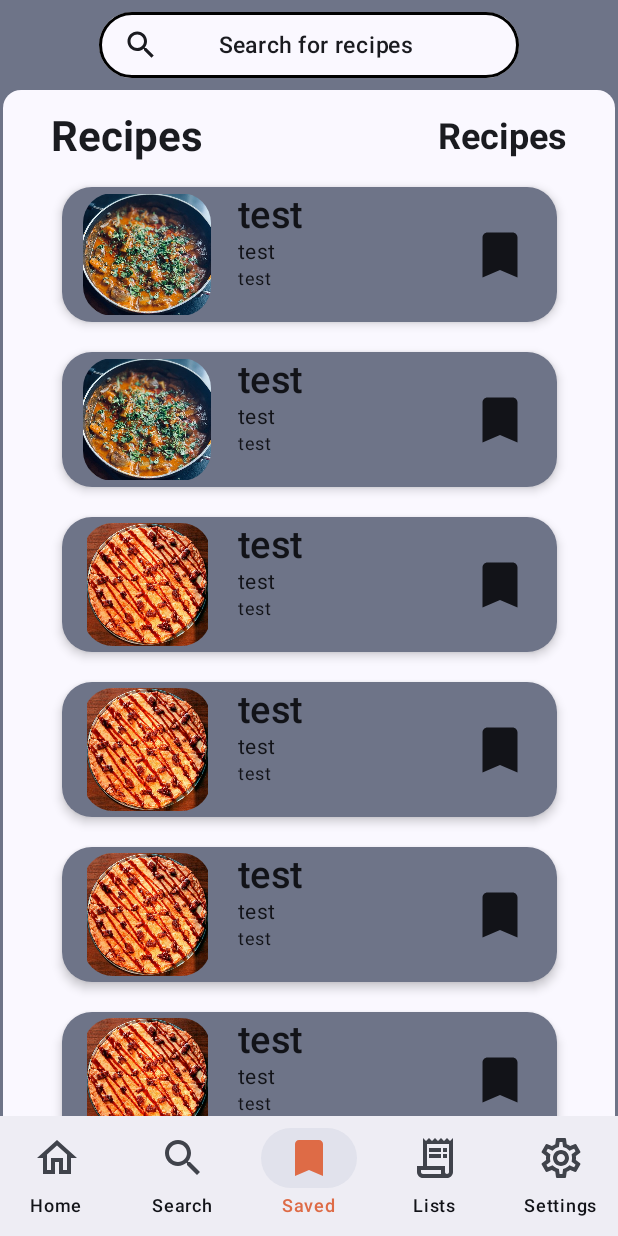
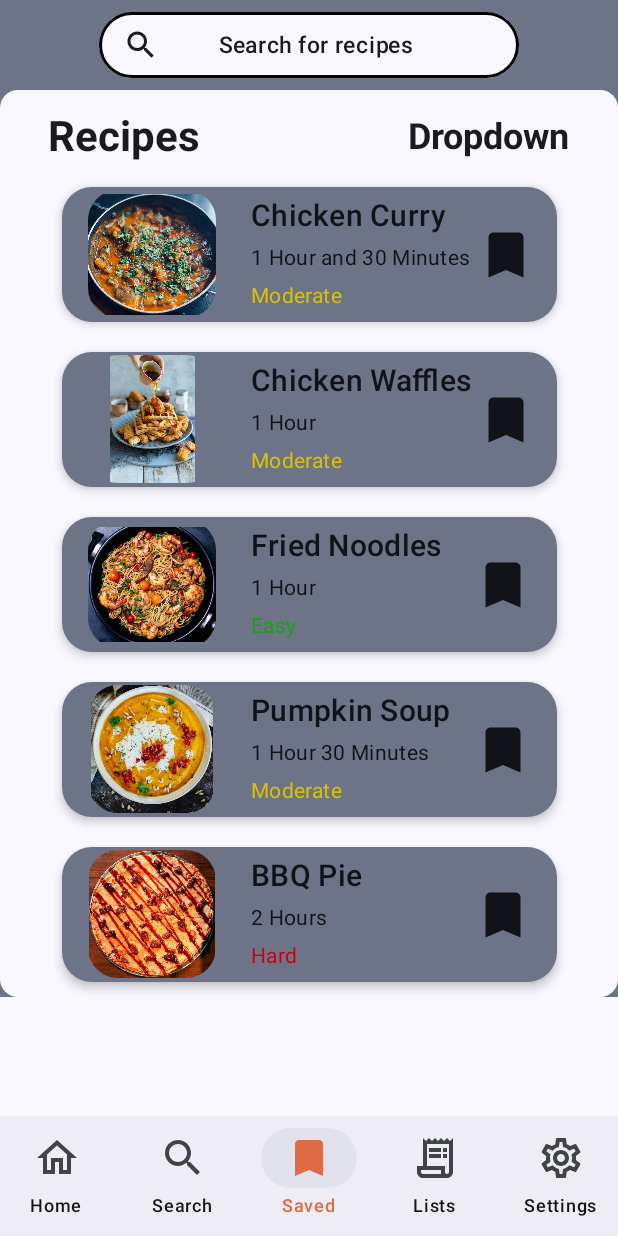
Before and after one commit to Jatinder-Sohal/FinalYearProject-HCI, an Android app built with Jetpack Compose: the screen it shows after launch (MainActivity), item 3 of the bottom bar chosen, on a phone screen of 412 x 824 dp. Run offline under Robolectric (Android 15) with nearby library versions, the phone set to English and light mode, and no system bars.

Commit message:
Hightlighted difficulty text and changed colour depending on dark mode to make text more visible. Also added some data instead of using the word test.

```diff
--- a/cooking_companion/app/src/main/java/com/example/cooking_companion/data/DataSource.kt
+++ b/cooking_companion/app/src/main/java/com/example/cooking_companion/data/DataSource.kt
@@ -20,14 +20,14 @@ object DataSource {
         Recipe("Fried Noodles", R.drawable.noodles_dishes),
         Recipe("BBQ Pie", R.drawable.bbqpie_dishes),
         Recipe("Pumpkin Soup", R.drawable.pumpkinsoup_dishes),
-        Recipe("Chicken Waffles ", R.drawable.chickenwaffles_dishes),
+        Recipe("Chicken Waffles", R.drawable.chickenwaffles_dishes),
     )
     val bookmarkedRecipes = listOf(
-        Bookmark(1,"test", R.drawable.chickencurry_dishes, "test", "test"),
-        Bookmark(2, "test", R.drawable.chickencurry_dishes, "test", "test"),
-        Bookmark(3,"test", R.drawable.bbqpie_dishes, "test", "test"),
-        Bookmark(4,"test", R.drawable.bbqpie_dishes, "test", "test"),
-        Bookmark(5, "test", R.drawable.bbqpie_dishes, "test", "test"),
-        Bookmark(6,"test", R.drawable.bbqpie_dishes, "test", "test"),
+        Bookmark(1,"Chicken Curry", R.drawable.chickencurry_dishes, "1 Hour and 30 Minutes", "Moderate"),
+        Bookmark(2,"Chicken Waffles", R.drawable.chickenwaffles_dishes, "1 Hour", "Moderate"),
+        Bookmark(3,"Fried Noodles", R.drawable.noodles_dishes, "1 Hour", "Easy"),
+        Bookmark(4,"Pumpkin Soup", R.drawable.pumpkinsoup_dishes, "1 Hour 30 Minutes", "Moderate"),
+        Bookmark(5, "BBQ Pie", R.drawable.bbqpie_dishes, "2 Hours", "Hard"),
+
     )
 }
--- a/cooking_companion/app/src/main/java/com/example/cooking_companion/ui/components/SavedRecipeCard.kt
+++ b/cooking_companion/app/src/main/java/com/example/cooking_companion/ui/components/SavedRecipeCard.kt
@@ -1,9 +1,12 @@
 package com.example.cooking_companion.ui.components
 
 import androidx.compose.foundation.Image
+import androidx.compose.foundation.isSystemInDarkTheme
+import androidx.compose.foundation.layout.Arrangement
 import androidx.compose.foundation.layout.Column
 import androidx.compose.foundation.layout.Row
 import androidx.compose.foundation.layout.Spacer
+import androidx.compose.foundation.layout.fillMaxHeight
 import androidx.compose.foundation.layout.fillMaxWidth
 import androidx.compose.foundation.layout.height
 import androidx.compose.foundation.layout.padding
@@ -22,13 +25,16 @@ import androidx.compose.runtime.Composable
 import androidx.compose.ui.Alignment
 import androidx.compose.ui.Modifier
 import androidx.compose.ui.draw.clip
+import androidx.compose.ui.graphics.Color
 import androidx.compose.ui.res.painterResource
 import androidx.compose.ui.unit.dp
 import androidx.compose.ui.unit.sp
 import com.example.cooking_companion.data.Bookmark
 
+
 @Composable
 fun SavedRecipeCard(bookmark: Bookmark,onBookmarkClick: () -> Unit, modifier: Modifier = Modifier) {
+    val darkTheme = isSystemInDarkTheme()
     Card (
         shape = RoundedCornerShape(20.dp),
         colors = CardDefaults.cardColors(
@@ -43,26 +49,28 @@ fun SavedRecipeCard(bookmark: Bookmark,onBookmarkClick: () -> Unit, modifier: Mo
     ){
         Row(
             modifier = modifier
-                .padding(4.dp)
+                .padding(2.dp)
                 .fillMaxWidth()
         ) {
             Image(
                 painter = painterResource(id = bookmark.foodImage),
                 contentDescription = bookmark.title,
                 modifier = modifier
-                    .padding(horizontal = 10.dp)
+                    .padding(horizontal = 15.dp)
                     .size(85.dp)
                     .clip(RoundedCornerShape(20.dp))
             )
             Column(
+                verticalArrangement = Arrangement.SpaceEvenly,
                 modifier = Modifier
                     .padding(start = 8.dp)
+                    .fillMaxHeight()
 
             ) {
                 Text(
                     text = bookmark.title,
                     style = MaterialTheme.typography.titleMedium,
-                    fontSize = 25.sp,
+                    fontSize = 20.sp,
                 )
                 Text(
                     text = bookmark.cookingTime,
@@ -70,7 +78,22 @@ fun SavedRecipeCard(bookmark: Bookmark,onBookmarkClick: () -> Unit, modifier: Mo
                 )
                 Text(
                     text = bookmark.difficulty,
-                    style = MaterialTheme.typography.bodySmall
+                    style = MaterialTheme.typography.bodyMedium,
+                    color =
+                    if(darkTheme){
+                        when{
+                            (bookmark.difficulty == "Easy") -> Color.Green
+                            (bookmark.difficulty == "Moderate")-> Color.Yellow
+                            else -> Color(0xFFFF0011)
+                        }
+                    } else {
+                        when{
+                            (bookmark.difficulty == "Easy") -> Color(0xFF17A01C)
+                            (bookmark.difficulty == "Moderate")-> Color(0xFFD6C102)
+                            else -> Color(0xFFC9000D)
+                        }
+                    }
+
                 )
             }
             Spacer(Modifier.weight(1f))
--- a/cooking_companion/app/src/main/java/com/example/cooking_companion/ui/pages/CompanionSavedScreen.kt
+++ b/cooking_companion/app/src/main/java/com/example/cooking_companion/ui/pages/CompanionSavedScreen.kt
@@ -33,7 +33,6 @@ import com.example.cooking_companion.ui.components.TopSearchBar
 @Composable
 fun CompanionSavedScreen(modifier: Modifier = Modifier) {
     val (bookmarkedRecipes, setBookmarkedRecipes) = remember { mutableStateOf(DataSource.bookmarkedRecipes) }
-
     val onBookmarkClick = { bookmark: Bookmark ->
         setBookmarkedRecipes(bookmarkedRecipes.filter { it.id != bookmark.id })
     }
@@ -45,7 +44,6 @@ fun CompanionSavedScreen(modifier: Modifier = Modifier) {
             .verticalScroll(scrollState)
             .fillMaxWidth()
             .background(MaterialTheme.colorScheme.secondaryContainer)
-            .padding(horizontal = 2.dp)
     ) {
         TopSearchBar()
         Surface(
@@ -72,7 +70,7 @@ fun CompanionSavedScreen(modifier: Modifier = Modifier) {
                             .padding(top=8.dp)
                     )
                     Text(
-                        text = "Recipes",
+                        text = "Dropdown",
                         style = MaterialTheme.typography.headlineSmall,
                         fontWeight = FontWeight.Bold,
                         modifier = modifier
```
Also changed, not shown: 1 other file.
